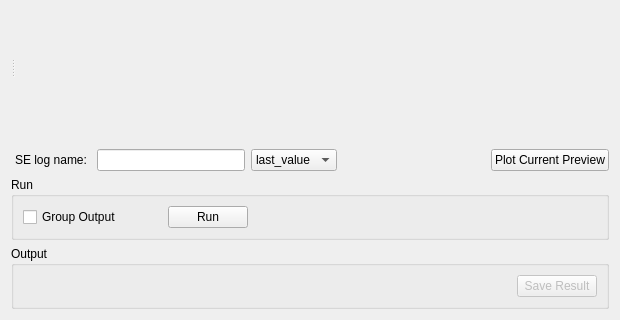
Old version of the form qt/scientific_interfaces/Inelastic/Manipulation/InelasticDataManipulationElwinTab.ui in the repository mantidproject/mantid; both pictures show x 0 to 620 and y 521 to 841 of the 620 by 841 pixel window.
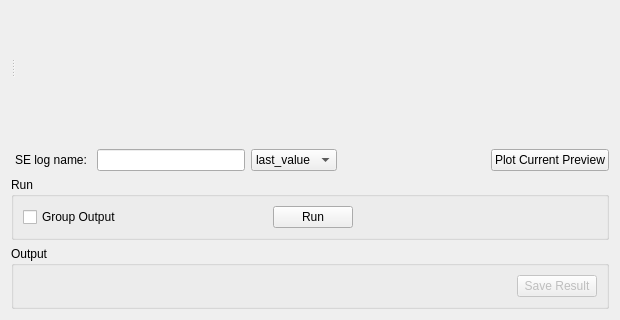
New version of the form. Custom widgets are drawn as their Qt base class.

Commit message: Center run button

The edit to the form file:
```diff
--- a/qt/scientific_interfaces/Inelastic/Manipulation/InelasticDataManipulationElwinTab.ui
+++ b/qt/scientific_interfaces/Inelastic/Manipulation/InelasticDataManipulationElwinTab.ui
@@ -288,6 +288,8 @@
      <property name="title">
       <string>Run</string>
      </property>
+     <layout class="QHBoxLayout" name="horizontalLayout_3">
+      <item>
      <layout class="QHBoxLayout" name="horizontalLayout_2">
       <item>
        <widget class="QCheckBox" name="ckGroupOutput">
@@ -302,16 +304,18 @@
          <enum>Qt::Horizontal</enum>
         </property>
         <property name="sizeType">
-         <enum>QSizePolicy::Minimum</enum>
+           <enum>QSizePolicy::Expanding</enum>
         </property>
         <property name="sizeHint" stdset="0">
          <size>
-          <width>40</width>
+            <width>125</width>
           <height>20</height>
          </size>
         </property>
        </spacer>
       </item>
+       </layout>
+      </item>
       <item>
        <widget class="QPushButton" name="pbRun">
         <property name="text">
@@ -326,8 +330,8 @@
         </property>
         <property name="sizeHint" stdset="0">
          <size>
-          <width>40</width>
-          <height>20</height>
+          <width>244</width>
+          <height>17</height>
          </size>
         </property>
        </spacer>
```
Lines whose indentation alone changed are shown as unchanged.
